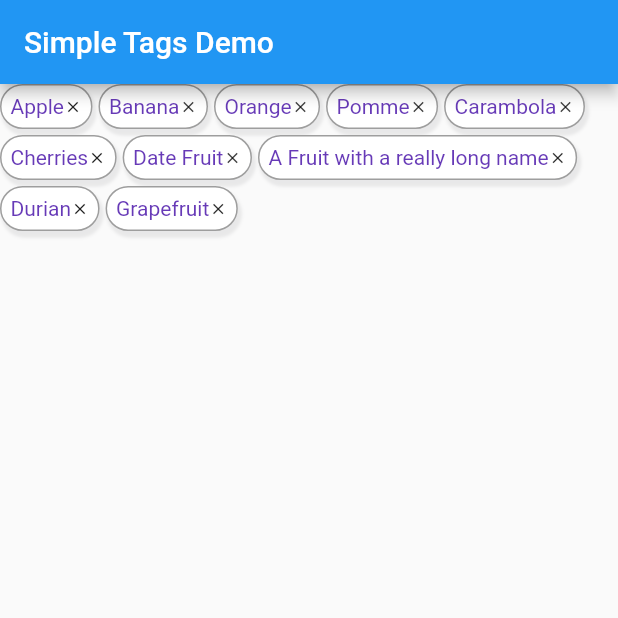
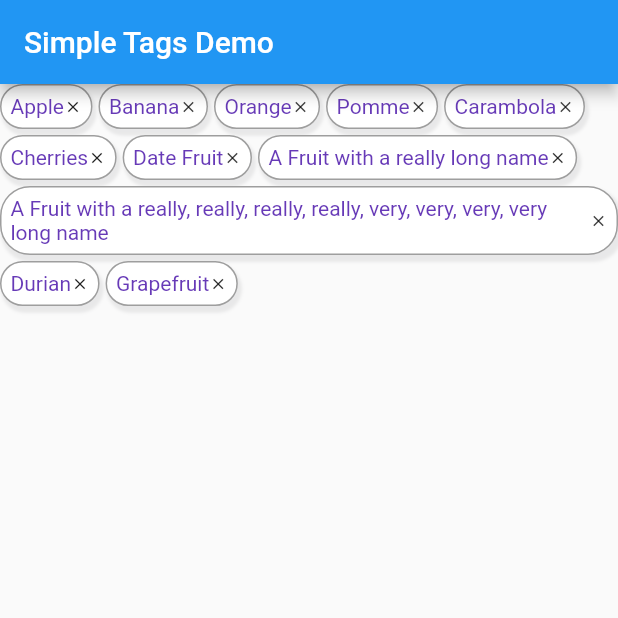
Before and after one commit to raLaaaa/simple_tags, a Flutter app: the screen it shows after launch, on a phone screen of 412 x 824 dp, the top half of it. Run offline on Flutter 3.47's test engine with Material 2 defaults, Android fonts, the phone set to English and light mode, and no system bars.

Commit message:
Upgraded gradle versions. Potential bugfix for too long text content in a tag container. Added 0.0.5

```diff
--- a/example/lib/main.dart
+++ b/example/lib/main.dart
@@ -31,6 +31,7 @@ class SimpleTagExample extends StatefulWidget {
     'Cherries',
     'Date Fruit',
     'A Fruit with a really long name',
+    'A Fruit with a really, really, really, really, very, very, very, very long name',
     'Durian',
     'Grapefruit'
   ];
--- a/lib/simple_tags.dart
+++ b/lib/simple_tags.dart
@@ -121,6 +121,7 @@ class SimpleTags extends StatelessWidget {
 
     if (content.isNotEmpty) {
       content.forEach((tag) {
+        print(tag);
         toReturn.add(TagContainer(
           tag: tag,
           tagContainerDecoration: tagContainerDecoration,
--- a/lib/tag_container.dart
+++ b/lib/tag_container.dart
@@ -80,7 +80,8 @@ class _TagContainerState extends State<TagContainer>
             mainAxisAlignment: MainAxisAlignment.center,
             mainAxisSize: MainAxisSize.min,
             children: [
-              Text(
+              Flexible(
+                child: Text(
                   widget.tag,
                   style: widget.tagTextStyle,
                   maxLines: widget.tagTextMaxLines,
@@ -88,6 +89,7 @@ class _TagContainerState extends State<TagContainer>
                   textAlign: widget.tagTextAlign,
                   softWrap: widget.tagTextSoftWrap,
                   locale: widget.tagTextLocale,
+                ),
               ),
               widget.tagIcon != null ? widget.tagIcon! : SizedBox()
             ],
--- a/pubspec.yaml
+++ b/pubspec.yaml
@@ -1,6 +1,6 @@
 name: simple_tags
 description: A simple package to display text based tags in a wrap which a fully customizable and stylable. You can customize the tag container as well as the tag itself.
-version: 0.0.4
+version: 0.0.5
 homepage: https://github.com/raLaaaa/simple_tags
 
 environment:
```
Also changed, not shown: example/pubspec.lock, pubspec.lock, 3 other files. Lines whose indentation alone changed are shown as unchanged.
